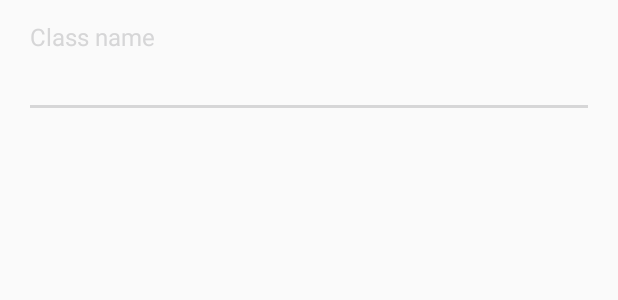
After one commit to tomar3/Studybook, an Android app: the layout content_edit_add_class.xml on its own in the app's theme, with its tools: preview values and no code run, on a phone screen of 412 x 824 dp. The commit adds this screen. Shown: the top 300 px of the screen. Run offline under Robolectric (Android 15) with nearby library versions, the phone set to English and light mode, and no system bars.

Commit message:
feat: Add edit add class activity with initial tests

```diff
--- /dev/null
+++ b/android/Studybook/app/src/main/res/layout/content_edit_add_class.xml
@@ -0,0 +1,38 @@
+<?xml version="1.0" encoding="utf-8"?>
+<!--
+  ~ Created by Talab Omar on 11/8/17 12:29 PM
+  ~ Copyright (c) 2017. All rights reserved.
+  ~
+  ~ Last modified 11/8/17 12:29 PM
+  -->
+
+<android.support.constraint.ConstraintLayout xmlns:android="http://schemas.android.com/apk/res/android"
+    xmlns:app="http://schemas.android.com/apk/res-auto"
+    xmlns:tools="http://schemas.android.com/tools"
+    android:layout_width="match_parent"
+    android:layout_height="match_parent"
+    app:layout_behavior="@string/appbar_scrolling_view_behavior"
+    tools:context="com.codertal.studybook.features.manage.classes.editaddclass.EditAddClassActivity"
+    tools:showIn="@layout/activity_edit_add_class">
+
+    <android.support.design.widget.TextInputLayout
+        android:layout_width="0dp"
+        android:layout_height="wrap_content"
+        android:layout_marginEnd="16dp"
+        android:layout_marginStart="16dp"
+        android:layout_marginTop="16dp"
+        app:hintTextAppearance="@style/TextLabel"
+        app:layout_constraintEnd_toEndOf="parent"
+        app:layout_constraintStart_toStartOf="parent"
+        app:layout_constraintTop_toTopOf="parent">
+
+        <android.support.design.widget.TextInputEditText
+            android:id="@+id/et_class_name"
+            android:layout_width="match_parent"
+            android:layout_height="wrap_content"
+            android:maxLines="1"
+            android:inputType="text"
+            android:textSize="20sp"
+            android:hint="@string/edit_class_name" />
+    </android.support.design.widget.TextInputLayout>
+</android.support.constraint.ConstraintLayout>
--- a/android/Studybook/app/src/main/res/values/styles.xml
+++ b/android/Studybook/app/src/main/res/values/styles.xml
@@ -20,4 +20,8 @@
 
     <style name="AppTheme.PopupOverlay" parent="ThemeOverlay.AppCompat.Light" />
 
+    <style name="TextLabel" parent="TextAppearance.Design.Hint">
+        <item name="android:textSize">16sp</item>
+    </style>
+
 </resources>
```
Also changed, not shown: android/Studybook/app/src/main/AndroidManifest.xml (+12 -2 lines), android/Studybook/app/src/main/java/com/codertal/studybook/features/manage/classes/ClassesActivity.java (+18 -6 lines), android/Studybook/app/src/main/java/com/codertal/studybook/features/manage/classes/ClassesContract.java (added, +24 -0 lines), android/Studybook/app/src/main/java/com/codertal/studybook/features/manage/classes/ClassesPresenter.java (added, +31 -0 lines), android/Studybook/app/src/main/java/com/codertal/studybook/features/manage/classes/editaddclass/EditAddClassActivity.java (added, +65 -0 lines), android/Studybook/app/src/main/java/com/codertal/studybook/features/manage/classes/editaddclass/EditAddClassContract.java (added, +24 -0 lines), android/Studybook/app/src/main/java/com/codertal/studybook/features/manage/classes/editaddclass/EditAddClassPresenter.java (added, +35 -0 lines), android/Studybook/app/src/main/res/drawable/ic_check.xml (added, +16 -0 lines), android/Studybook/app/src/main/res/layout/activity_edit_add_class.xml (added, +41 -0 lines), android/Studybook/app/src/main/res/values/strings.xml (+16 -7 lines), 3 other files.
